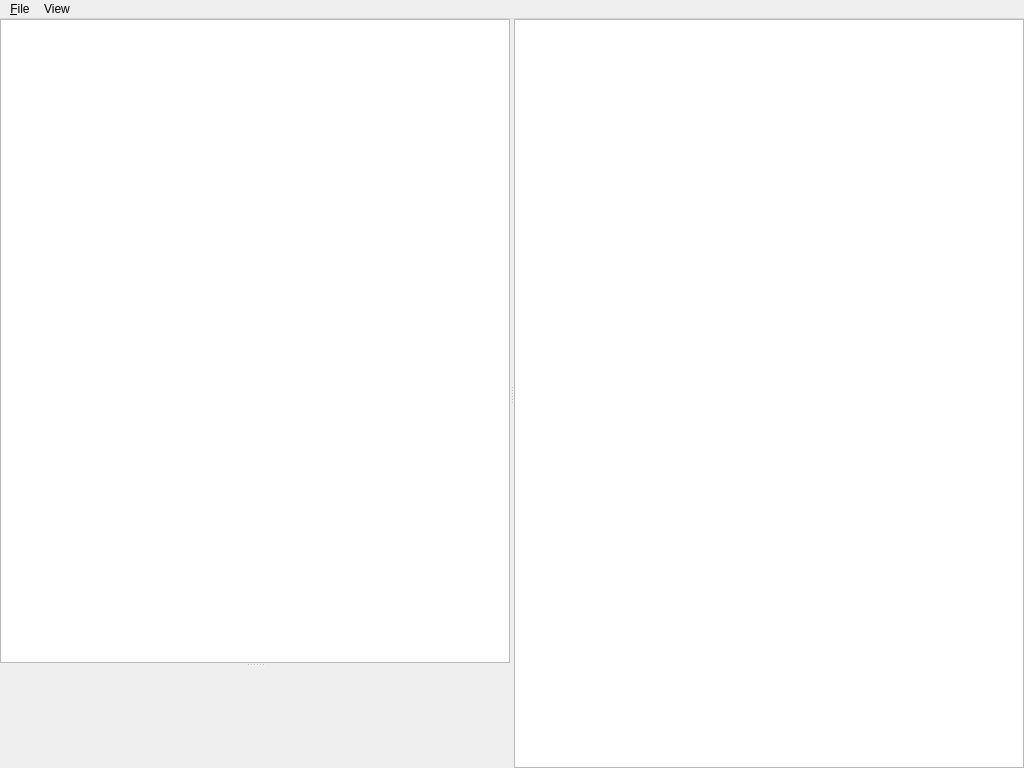
First picture: the form in smeditor_window.ui, repository dralex/CyberiadaHSM-Editor, before the edit.
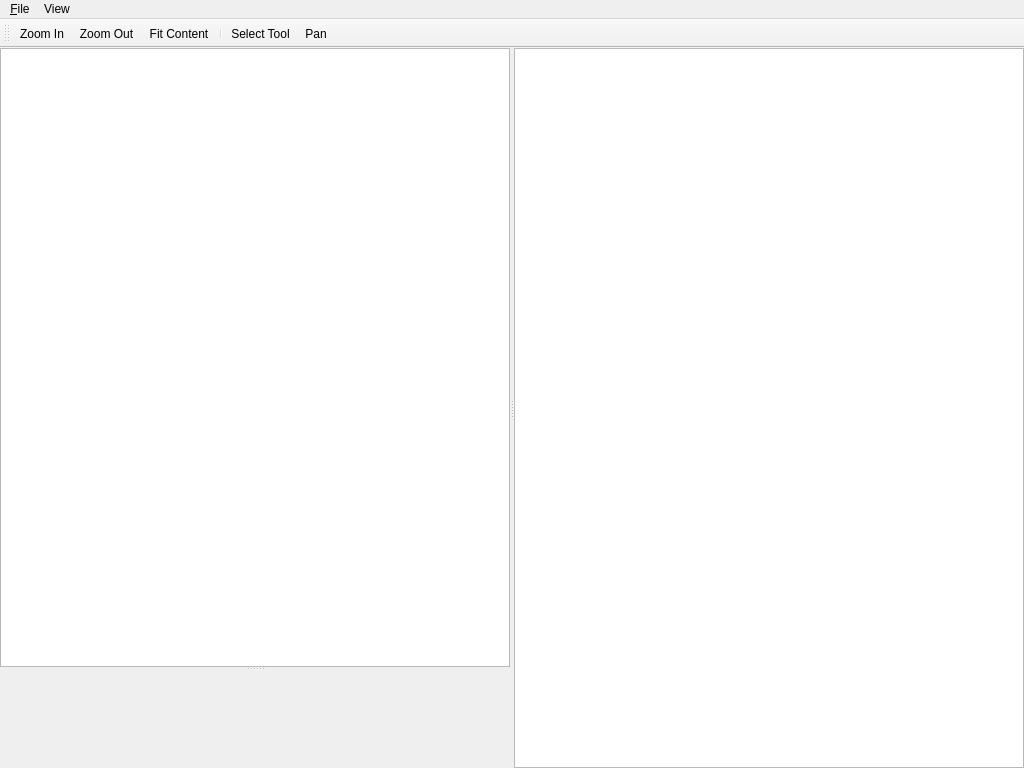
Second picture: the form after the edit. Icons and pictures are not drawn. Custom widgets are drawn as their Qt base class.

Commit message: add inspector tools add Copyright refactor EditableTextItem

```diff
--- a/smeditor_window.ui
+++ b/smeditor_window.ui
@@ -99,6 +99,20 @@
    <addaction name="menuFile"/>
    <addaction name="menuView"/>
   </widget>
+  <widget class="QToolBar" name="mainToolBar">
+   <attribute name="toolBarArea">
+    <enum>TopToolBarArea</enum>
+   </attribute>
+   <attribute name="toolBarBreak">
+    <bool>false</bool>
+   </attribute>
+   <addaction name="zoomInAction"/>
+   <addaction name="zoomOutAction"/>
+   <addaction name="fitContentAction"/>
+   <addaction name="separator"/>
+   <addaction name="selectToolAction"/>
+   <addaction name="panAction"/>
+  </widget>
   <action name="actionOpen">
    <property name="text">
     <string>&amp;Open...</string>
@@ -114,6 +128,69 @@
     <string>Font</string>
    </property>
   </action>
+  <action name="zoomInAction">
+   <property name="checkable">
+    <bool>true</bool>
+   </property>
+   <property name="icon">
+    <iconset resource="smeditor.qrc">
+     <normaloff>:/Icons/images/zoom-in.png</normaloff>:/Icons/images/zoom-in.png</iconset>
+   </property>
+   <property name="text">
+    <string>Zoom In</string>
+   </property>
+  </action>
+  <action name="zoomOutAction">
+   <property name="checkable">
+    <bool>true</bool>
+   </property>
+   <property name="icon">
+    <iconset resource="smeditor.qrc">
+     <normaloff>:/Icons/images/zoom-out.png</normaloff>:/Icons/images/zoom-out.png</iconset>
+   </property>
+   <property name="text">
+    <string>Zoom Out</string>
+   </property>
+  </action>
+  <action name="fitContentAction">
+   <property name="icon">
+    <iconset resource="smeditor.qrc">
+     <normaloff>:/Icons/images/fit-content.png</normaloff>:/Icons/images/fit-content.png</iconset>
+   </property>
+   <property name="text">
+    <string>Fit Content</string>
+   </property>
+  </action>
+  <action name="panAction">
+   <property name="checkable">
+    <bool>true</bool>
+   </property>
+   <property name="icon">
+    <iconset resource="smeditor.qrc">
+     <normaloff>:/Icons/images/hand.png</normaloff>:/Icons/images/hand.png</iconset>
+   </property>
+   <property name="text">
+    <string>Pan</string>
+   </property>
+   <property name="toolTip">
+    <string>Pan</string>
+   </property>
+  </action>
+  <action name="selectToolAction">
+   <property name="checkable">
+    <bool>true</bool>
+   </property>
+   <property name="icon">
+    <iconset resource="smeditor.qrc">
+     <normaloff>:/Icons/images/cursor.png</normaloff>:/Icons/images/cursor.png</iconset>
+   </property>
+   <property name="text">
+    <string>Select Tool</string>
+   </property>
+   <property name="toolTip">
+    <string>Select Tool</string>
+   </property>
+  </action>
  </widget>
  <customwidgets>
   <customwidget>
```
Left out of the diff: 4 changed lines with no effect on the pictures. The commit also changes 27 other files.
